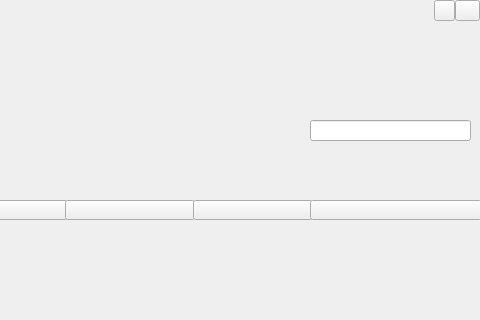
Old version of the form MPCVer2.0.0/src/Application/mainwindow.ui in the repository SiteView/MPC-QT; both pictures show x 440 to 920 and y 0 to 320 of the 920 by 680 pixel window.
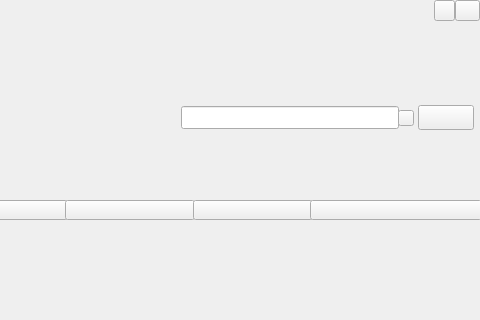
New version of the form. The open tabs and pages were chosen to show the change.

What changed in the file:
```diff
--- a/MPCVer2.0.0/src/Application/mainwindow.ui
+++ b/MPCVer2.0.0/src/Application/mainwindow.ui
@@ -493,16 +493,6 @@
         <string/>
        </property>
       </widget>
-      <widget class="QLineEdit" name="lineEdit">
-       <property name="geometry">
-        <rect>
-         <x>750</x>
-         <y>20</y>
-         <width>161</width>
-         <height>21</height>
-        </rect>
-       </property>
-      </widget>
       <widget class="QWidget" name="widget_3" native="true">
        <property name="geometry">
         <rect>
@@ -619,6 +609,67 @@
         </property>
        </widget>
       </widget>
+      <widget class="QWidget" name="widget_s_2" native="true">
+       <property name="geometry">
+        <rect>
+         <x>620</x>
+         <y>5</y>
+         <width>295</width>
+         <height>25</height>
+        </rect>
+       </property>
+       <property name="maximumSize">
+        <size>
+         <width>295</width>
+         <height>25</height>
+        </size>
+       </property>
+       <widget class="QLineEdit" name="lineEdit_s_2">
+        <property name="geometry">
+         <rect>
+          <x>1</x>
+          <y>1</y>
+          <width>218</width>
+          <height>23</height>
+         </rect>
+        </property>
+        <property name="maximumSize">
+         <size>
+          <width>218</width>
+          <height>23</height>
+         </size>
+        </property>
+        <property name="text">
+         <string/>
+        </property>
+       </widget>
+       <widget class="QPushButton" name="but_clear_2">
+        <property name="geometry">
+         <rect>
+          <x>218</x>
+          <y>5</y>
+          <width>16</width>
+          <height>16</height>
+         </rect>
+        </property>
+        <property name="text">
+         <string/>
+        </property>
+       </widget>
+       <widget class="QPushButton" name="but_search_2">
+        <property name="geometry">
+         <rect>
+          <x>238</x>
+          <y>0</y>
+          <width>56</width>
+          <height>25</height>
+         </rect>
+        </property>
+        <property name="text">
+         <string/>
+        </property>
+       </widget>
+      </widget>
      </widget>
      <widget class="QWidget" name="page_UpdateInform">
       <widget class="QListWidget" name="list_Inform">
```
Left out of the diff: 96 changed lines with no effect on the pictures.
